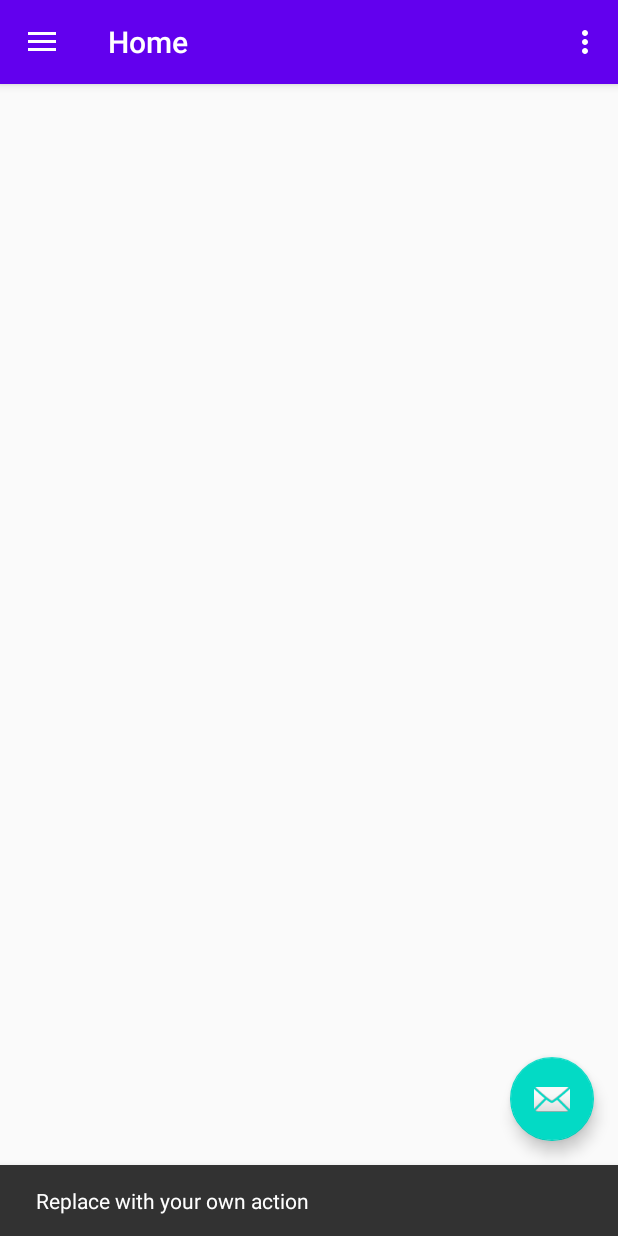
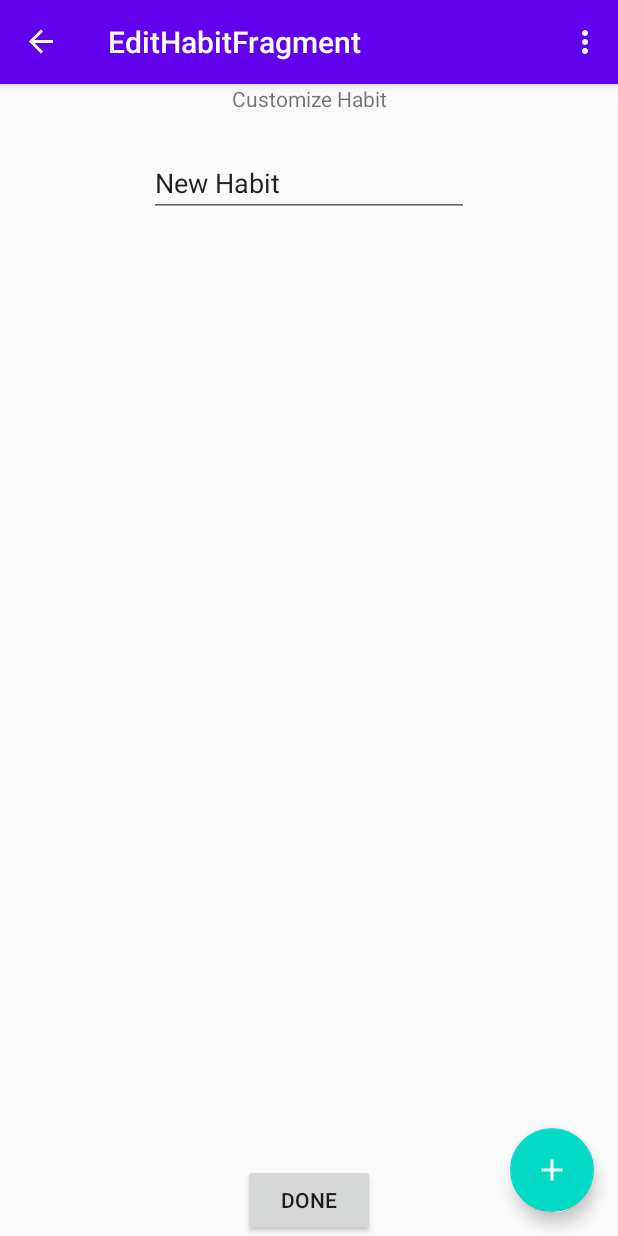
Before and after one commit to javglex/HabbitNow, an Android app: the screen it shows after launch (MainActivity), after a tap on an icon or button, on a phone screen of 412 x 824 dp. Run offline under Robolectric (Android 15) with nearby library versions, the phone set to English and light mode, and no system bars; our stand-ins replace Room's generated code, data binding, navigation-ui.

Commit message:
Ability to add new habits with the FAB. Ability to delete habits through item menus. +Added repository functions for more DB actions. +Created a new EditHabit fragment and viewmodel class +Created layoutfile for EditHabitFragment.kt *Externalized some strings into strings.xml *Used navcontroller & navigation components to navigate to the new EditHabit fragment class. *Refactored HabitItemViewHolder.kt so that it wouldn't need access to a viewmodel or repository

```diff
--- a/app/build.gradle
+++ b/app/build.gradle
@@ -1,6 +1,7 @@
 apply plugin: 'com.android.application'
 apply plugin: 'kotlin-android'
 apply plugin: 'kotlin-android-extensions'
+apply plugin: "androidx.navigation.safeargs.kotlin"
 
 android {
     compileSdkVersion 29
--- a/app/src/main/java/com/newpath/jeg/habbitnow/MainActivity.kt
+++ b/app/src/main/java/com/newpath/jeg/habbitnow/MainActivity.kt
@@ -2,6 +2,7 @@ package com.newpath.jeg.habbitnow
 
 import android.os.Bundle
 import android.view.Menu
+import android.view.View
 import com.google.android.material.floatingactionbutton.FloatingActionButton
 import com.google.android.material.snackbar.Snackbar
 import com.google.android.material.navigation.NavigationView
@@ -13,10 +14,16 @@ import androidx.navigation.ui.setupWithNavController
 import androidx.drawerlayout.widget.DrawerLayout
 import androidx.appcompat.app.AppCompatActivity
 import androidx.appcompat.widget.Toolbar
+import androidx.core.os.bundleOf
+import androidx.lifecycle.ViewModelProvider
+import androidx.navigation.fragment.NavHostFragment
+import com.newpath.jeg.habbitnow.ui.home.HomeFragmentDirections
+import com.newpath.jeg.habbitnow.ui.home.HomeViewModel
 
 class MainActivity : AppCompatActivity() {
 
     private lateinit var appBarConfiguration: AppBarConfiguration
+    private lateinit var mainActivityViewModel: MainActivityViewModel
 
     override fun onCreate(savedInstanceState: Bundle?) {
         super.onCreate(savedInstanceState)
@@ -24,10 +31,9 @@ class MainActivity : AppCompatActivity() {
         val toolbar: Toolbar = findViewById(R.id.toolbar)
         setSupportActionBar(toolbar)
 
-        val fab: FloatingActionButton = findViewById(R.id.fab)
-        fab.setOnClickListener { view ->
-            Snackbar.make(view, "Replace with your own action", Snackbar.LENGTH_LONG)
-                    .setAction("Action", null).show()
+        val newHabitFab: FloatingActionButton = findViewById(R.id.fab)
+        newHabitFab.setOnClickListener { view ->
+            onNewHabitFabClicked(view)
         }
         val drawerLayout: DrawerLayout = findViewById(R.id.drawer_layout)
         val navView: NavigationView = findViewById(R.id.nav_view)
@@ -36,8 +42,13 @@ class MainActivity : AppCompatActivity() {
         // menu should be considered as top level destinations.
         appBarConfiguration = AppBarConfiguration(setOf(
                 R.id.nav_home, R.id.nav_gallery, R.id.nav_slideshow), drawerLayout)
+
         setupActionBarWithNavController(navController, appBarConfiguration)
         navView.setupWithNavController(navController)
+
+        mainActivityViewModel = ViewModelProvider(this).get(MainActivityViewModel::class.java)
+
+
     }
 
     override fun onCreateOptionsMenu(menu: Menu): Boolean {
@@ -50,4 +61,12 @@ class MainActivity : AppCompatActivity() {
         val navController = findNavController(R.id.nav_host_fragment)
         return navController.navigateUp(appBarConfiguration) || super.onSupportNavigateUp()
     }
+
+    private fun onNewHabitFabClicked(view: View){
+        //since fab doesn't have the navcontroller, we have to find it
+        val navHostFragment = supportFragmentManager.findFragmentById(R.id.nav_host_fragment) as NavHostFragment
+        val navController = navHostFragment.navController
+        //navigate to our editHabitFragment
+        navController.navigate(R.id.action_nav_home_to_editHabitFragment)
+    }
 }
--- /dev/null
+++ b/app/src/main/java/com/newpath/jeg/habbitnow/MainActivityViewModel.kt
@@ -0,0 +1,34 @@
+package com.newpath.jeg.habbitnow
+
+import android.app.Application
+import android.util.Log
+import androidx.lifecycle.AndroidViewModel
+import androidx.lifecycle.LiveData
+import androidx.lifecycle.viewModelScope
+import com.newpath.jeg.habbitnow.database.HabitDatabase
+import com.newpath.jeg.habbitnow.models.MyHabit
+import com.newpath.jeg.habbitnow.repository.MyHabitsRepository
+import kotlinx.coroutines.Dispatchers
+import kotlinx.coroutines.launch
+
+class MainActivityViewModel(application: Application) : AndroidViewModel(application) {
+
+    private val repository: MyHabitsRepository
+    private val TAG: String = "MainActivityViewModel"
+
+    init {
+        val habitDao = HabitDatabase.getInstance(application).habitDatabaseDao
+        repository = MyHabitsRepository(habitDao)
+        Log.d(TAG,"MainActivity ViewModel initialized")
+    }
+
+    /**
+     * Launching a new coroutine to insert the data in a non-blocking way
+     */
+    fun newHabit() = viewModelScope.launch(Dispatchers.IO) {
+        val habit = MyHabit()
+        habit.habitName = "test" + System.currentTimeMillis().toString()
+        repository.insert(habit)
+    }
+
+}
--- /dev/null
+++ b/app/src/main/java/com/newpath/jeg/habbitnow/ui/edithabit/EditHabitFragment.kt
@@ -0,0 +1,78 @@
+package com.newpath.jeg.habbitnow.ui.edithabit
+
+import android.os.Bundle
+import android.text.Editable
+import android.text.TextWatcher
+import android.util.Log
+import android.view.LayoutInflater
+import android.view.View
+import android.view.ViewGroup
+import androidx.databinding.DataBindingUtil
+import androidx.fragment.app.Fragment
+import androidx.lifecycle.ViewModelProvider
+import androidx.navigation.fragment.findNavController
+import com.newpath.jeg.habbitnow.R
+import com.newpath.jeg.habbitnow.databinding.FragmentEditHabitBinding
+import com.newpath.jeg.habbitnow.models.MyHabit
+
+/**
+ * Used to create new habits or edit existing ones
+ */
+class EditHabitFragment : Fragment() {
+
+    private lateinit var editHabitViewModel: EditHabitViewModel
+    private val TAG: String = "EditHabitFragment"
+
+    override fun onCreateView(
+        inflater: LayoutInflater,
+        container: ViewGroup?,
+        savedInstanceState: Bundle?
+    ): View? {
+
+        //using bundle because we're not always receiving arguments (safe args)
+        //for example, if arguments are empty, it means we are creating a new habit rather than editing
+        val habitName = arguments?.getString("HABIT_NAME")
+        val habitId = arguments?.getLong("HABIT_ID")
+
+        // Get a reference to the binding object and inflate the fragment views.
+        val binding: FragmentEditHabitBinding = DataBindingUtil.inflate(
+            inflater, R.layout.fragment_edit_habit, container, false)
+
+        editHabitViewModel = ViewModelProvider(this).get(EditHabitViewModel::class.java)
+
+        if (habitId!=null){
+            editHabitViewModel.mHabitId = habitId
+            if (habitName != null) {
+                editHabitViewModel.mHabitName = habitName
+            }
+        }
+
+        binding.lifecycleOwner = this
+        binding.editHabitViewModel = editHabitViewModel
+        binding.etHabitName.setText(editHabitViewModel.mHabitName)
+        binding.etHabitName.addTextChangedListener(object: TextWatcher{
+            override fun beforeTextChanged(p0: CharSequence?, p1: Int, p2: Int, p3: Int) {
+            }
+
+            override fun onTextChanged(p0: CharSequence?, p1: Int, p2: Int, p3: Int) {
+                if (p0==null || p0.isEmpty())
+                    return
+                editHabitViewModel.mHabitName = p0.toString()
+            }
+
+            override fun afterTextChanged(p0: Editable?) {
+            }
+
+        })
+
+        binding.btnSubmit.setOnClickListener {
+            findNavController().popBackStack()
+            editHabitViewModel.submitHabit()
+        }
+
+        return binding.root
+    }
+
+
+
+}
--- /dev/null
+++ b/app/src/main/java/com/newpath/jeg/habbitnow/ui/edithabit/EditHabitViewModel.kt
@@ -0,0 +1,58 @@
+package com.newpath.jeg.habbitnow.ui.edithabit
+
+import android.app.Application
+import android.util.Log
+import androidx.lifecycle.*
+import androidx.navigation.fragment.NavHostFragment.findNavController
+import androidx.navigation.fragment.findNavController
+import com.newpath.jeg.habbitnow.database.HabitDatabase
+import com.newpath.jeg.habbitnow.models.MyHabit
+import com.newpath.jeg.habbitnow.repository.MyHabitsRepository
+import kotlinx.coroutines.Dispatchers
+import kotlinx.coroutines.launch
+
+class EditHabitViewModel(application: Application) : AndroidViewModel(application) {
+
+    private val repository: MyHabitsRepository
+    private val TAG: String = "EditHabitViewModel"
+    var mHabitName: String = "New Habit"
+    var mHabitId: Long? = null
+
+    init {
+        val habitDao = HabitDatabase.getInstance(application).habitDatabaseDao
+        repository = MyHabitsRepository(habitDao)
+        Log.d(TAG,"MainActivity ViewModel initialized")
+    }
+
+    fun submitHabit(){
+        if (mHabitId==null) {   //if args were not passed (not editing a habit)
+            Log.d(TAG,"creating new habit")
+            val habit = MyHabit()
+            habit.habitName = mHabitName;
+            insertHabit(habit)
+        } else
+        {
+            Log.d(TAG,"updating existing habit")
+            val habit = MyHabit()
+            habit.id = mHabitId!!
+            habit.habitName = mHabitName
+            updateHabit(habit)
+        }
+
+    }
+
+    /**
+     * Launching a new coroutine to update the data in a non-blocking way
+     */
+    private fun updateHabit(habit: MyHabit) = viewModelScope.launch(Dispatchers.IO) {
+        repository.update(habit)
+    }
+
+    /**
+     * Launching a new coroutine to insert the data in a non-blocking way
+     */
+    private fun insertHabit(habit: MyHabit) = viewModelScope.launch(Dispatchers.IO) {
+        repository.insert(habit)
+    }
+
+}
--- a/app/src/main/java/com/newpath/jeg/habbitnow/ui/home/HomeFragment.kt
+++ b/app/src/main/java/com/newpath/jeg/habbitnow/ui/home/HomeFragment.kt
@@ -1,22 +1,22 @@
 package com.newpath.jeg.habbitnow.ui.home
 
 import android.os.Bundle
+import android.os.Handler
 import android.view.LayoutInflater
 import android.view.View
 import android.view.ViewGroup
-import android.widget.TextView
 import androidx.databinding.DataBindingUtil
 import androidx.fragment.app.Fragment
 import androidx.lifecycle.Observer
 import androidx.lifecycle.ViewModelProvider
-import androidx.lifecycle.ViewModelProviders
 import com.newpath.jeg.habbitnow.R
 import com.newpath.jeg.habbitnow.databinding.FragmentHomeBinding
 import com.newpath.jeg.habbitnow.ui.adapters.HabitsAdapter
 
 class HomeFragment : Fragment() {
 
-    private lateinit var homeViewModel: HomeViewModel
+    private lateinit var mHomeViewModel: HomeViewModel
+    private lateinit var mBinding: FragmentHomeBinding
 
     override fun onCreateView(
             inflater: LayoutInflater,
@@ -28,23 +28,29 @@ class HomeFragment : Fragment() {
         val binding: FragmentHomeBinding = DataBindingUtil.inflate(
             inflater, R.layout.fragment_home, container, false)
 
-        homeViewModel = ViewModelProvider(this).get(HomeViewModel::class.java)
+        mBinding = binding  //for use by onResume callback
+        mHomeViewModel = ViewModelProvider(this).get(HomeViewModel::class.java)
 
         binding.lifecycleOwner = this
-        binding.homeFragmentViewModel = homeViewModel
+        binding.homeFragmentViewModel = mHomeViewModel
 
-        val adapter = HabitsAdapter()
+        val adapter = HabitsAdapter(mHomeViewModel)
         binding.rvHabitList.adapter = adapter
 
-
-        homeViewModel.allHabits.observe(viewLifecycleOwner, Observer {
+        mHomeViewModel.allHabits.observe(viewLifecycleOwner, Observer {
             it?.let{
                 adapter.submitList(it)
             }
         })
 
+        return binding.root
+    }
 
 
-        return binding.root
+    override fun onResume() {
+        super.onResume()
+        Handler().postDelayed({
+            mBinding?.rvHabitList.smoothScrollToPosition(0)
+        }, 250)
     }
 }
--- a/app/src/main/java/com/newpath/jeg/habbitnow/ui/home/HomeViewModel.kt
+++ b/app/src/main/java/com/newpath/jeg/habbitnow/ui/home/HomeViewModel.kt
@@ -29,4 +29,8 @@ class HomeViewModel(application: Application) : AndroidViewModel(application) {
         repository.insert(habit)
     }
 
+    fun delete(habit: MyHabit) = viewModelScope.launch(Dispatchers.IO) {
+        repository.delete(habit)
+    }
+
 }
--- /dev/null
+++ b/app/src/main/res/drawable/ic_baseline_add_24.xml
@@ -0,0 +1,5 @@
+<vector android:height="24dp" android:tint="#FFFFFF"
+    android:viewportHeight="24" android:viewportWidth="24"
+    android:width="24dp" xmlns:android="http://schemas.android.com/apk/res/android">
+    <path android:fillColor="@android:color/white" android:pathData="M19,13h-6v6h-2v-6H5v-2h6V5h2v6h6v2z"/>
+</vector>
--- a/app/src/main/res/layout/app_bar_main.xml
+++ b/app/src/main/res/layout/app_bar_main.xml
@@ -28,6 +28,6 @@
         android:layout_height="wrap_content"
         android:layout_gravity="bottom|end"
         android:layout_margin="@dimen/fab_margin"
-        app:srcCompat="@android:drawable/ic_dialog_email" />
+        app:srcCompat="@drawable/ic_baseline_add_24" />
 
 </androidx.coordinatorlayout.widget.CoordinatorLayout>
--- /dev/null
+++ b/app/src/main/res/layout/fragment_edit_habit.xml
@@ -0,0 +1,52 @@
+<?xml version="1.0" encoding="utf-8"?>
+
+<layout  xmlns:android="http://schemas.android.com/apk/res/android"
+    xmlns:app="http://schemas.android.com/apk/res-auto"
+    xmlns:tools="http://schemas.android.com/tools">
+
+    <!-- Data to make available to the XML via data binding. In this case,
+     the whole ViewModel, so that we can access the LiveData,
+     click handlers, and state variables. -->
+    <data>
+        <variable
+            name="editHabitViewModel"
+            type="com.newpath.jeg.habbitnow.ui.edithabit.EditHabitViewModel" />
+    </data>
+
+    <androidx.constraintlayout.widget.ConstraintLayout
+        android:layout_width="match_parent"
+        android:layout_height="match_parent"
+        tools:context=".ui.home.HomeFragment">
+
+        <TextView
+            android:id="@+id/tvTitle"
+            android:layout_width="wrap_content"
+            android:layout_height="wrap_content"
+            android:text="@string/customize_habit"
+            app:layout_constraintEnd_toEndOf="parent"
+            app:layout_constraintStart_toStartOf="parent"
+            app:layout_constraintTop_toTopOf="parent" />
+
+        <EditText
+            android:id="@+id/et_habit_name"
+            android:layout_width="wrap_content"
+            android:layout_height="wrap_content"
+            android:layout_marginTop="24dp"
+            android:ems="10"
+            android:hint="@string/hint_habit_name"
+            android:importantForAutofill="no"
+            android:inputType="textPersonName"
+            app:layout_constraintEnd_toEndOf="parent"
+            app:layout_constraintStart_toStartOf="parent"
+            app:layout_constraintTop_toBottomOf="@+id/tvTitle" />
+
+        <Button
+            android:id="@+id/btn_submit"
+            android:layout_width="wrap_content"
+            android:layout_height="wrap_content"
+            android:text="@string/finished_habit_edit"
+            app:layout_constraintBottom_toBottomOf="parent"
+            app:layout_constraintEnd_toEndOf="parent"
+            app:layout_constraintStart_toStartOf="parent" />
+    </androidx.constraintlayout.widget.ConstraintLayout>
+</layout>
--- a/app/src/main/res/layout/fragment_home.xml
+++ b/app/src/main/res/layout/fragment_home.xml
@@ -21,11 +21,12 @@
         <androidx.recyclerview.widget.RecyclerView
             android:id="@+id/rv_habit_list"
             android:layout_width="match_parent"
-            android:layout_height="match_parent"
+            android:layout_height="0dp"
             app:layoutManager="androidx.recyclerview.widget.LinearLayoutManager"
             app:layout_constraintBottom_toBottomOf="parent"
             app:layout_constraintEnd_toEndOf="parent"
             app:layout_constraintStart_toStartOf="parent"
-            app:layout_constraintTop_toTopOf="parent" />
+            app:layout_constraintTop_toTopOf="parent"
+            app:stackFromEnd="false" />
     </androidx.constraintlayout.widget.ConstraintLayout>
 </layout>
--- a/app/src/main/res/navigation/mobile_navigation.xml
+++ b/app/src/main/res/navigation/mobile_navigation.xml
@@ -9,7 +9,11 @@
         android:id="@+id/nav_home"
         android:name="com.newpath.jeg.habbitnow.ui.home.HomeFragment"
         android:label="@string/menu_home"
-        tools:layout="@layout/fragment_home" />
+        tools:layout="@layout/fragment_home" >
+        <action
+            android:id="@+id/action_nav_home_to_editHabitFragment"
+            app:destination="@id/editHabitFragment" />
+    </fragment>
 
     <fragment
         android:id="@+id/nav_gallery"
@@ -22,4 +26,9 @@
         android:name="com.newpath.jeg.habbitnow.ui.slideshow.SlideshowFragment"
         android:label="@string/menu_slideshow"
         tools:layout="@layout/fragment_slideshow" />
+    <fragment
+        android:id="@+id/editHabitFragment"
+        android:name="com.newpath.jeg.habbitnow.ui.edithabit.EditHabitFragment"
+        android:label="EditHabitFragment"
+        tools:layout="@layout/fragment_edit_habit"/>
 </navigation>
--- a/app/src/main/res/values/strings.xml
+++ b/app/src/main/res/values/strings.xml
@@ -14,4 +14,7 @@
     <string name="menu_home">Home</string>
     <string name="menu_gallery">Gallery</string>
     <string name="menu_slideshow">Slideshow</string>
+    <string name="customize_habit">Customize Habit</string>
+    <string name="finished_habit_edit">Done</string>
+    <string name="hint_habit_name">Habit name</string>
 </resources>
--- a/build.gradle
+++ b/build.gradle
@@ -2,6 +2,7 @@
 buildscript {
     ext.kotlin_version = "1.4.0"
     ext.room_version = '2.2.5'
+    ext.nav_version = "2.3.0"
 
     repositories {
         google()
@@ -10,7 +11,7 @@ buildscript {
     dependencies {
         classpath "com.android.tools.build:gradle:4.0.1"
         classpath "org.jetbrains.kotlin:kotlin-gradle-plugin:$kotlin_version"
-
+        classpath "androidx.navigation:navigation-safe-args-gradle-plugin:$nav_version"
         // NOTE: Do not place your application dependencies here; they belong
         // in the individual module build.gradle files
     }
```
Also changed, not shown: app/src/main/java/com/newpath/jeg/habbitnow/repository/MyHabitsRepository.kt (+8 -0 lines), app/src/main/java/com/newpath/jeg/habbitnow/ui/adapters/HabitsAdapter.kt (+36 -8 lines), app/src/main/java/com/newpath/jeg/habbitnow/ui/viewholders/HabitItemViewHolder.kt (+5 -26 lines).
